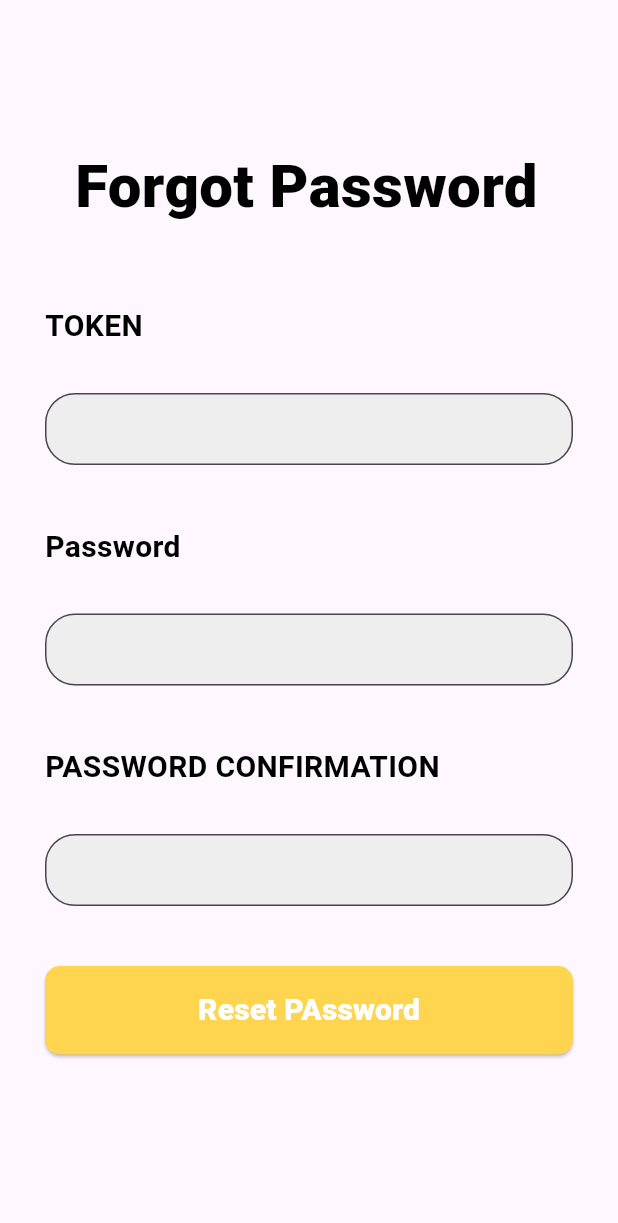
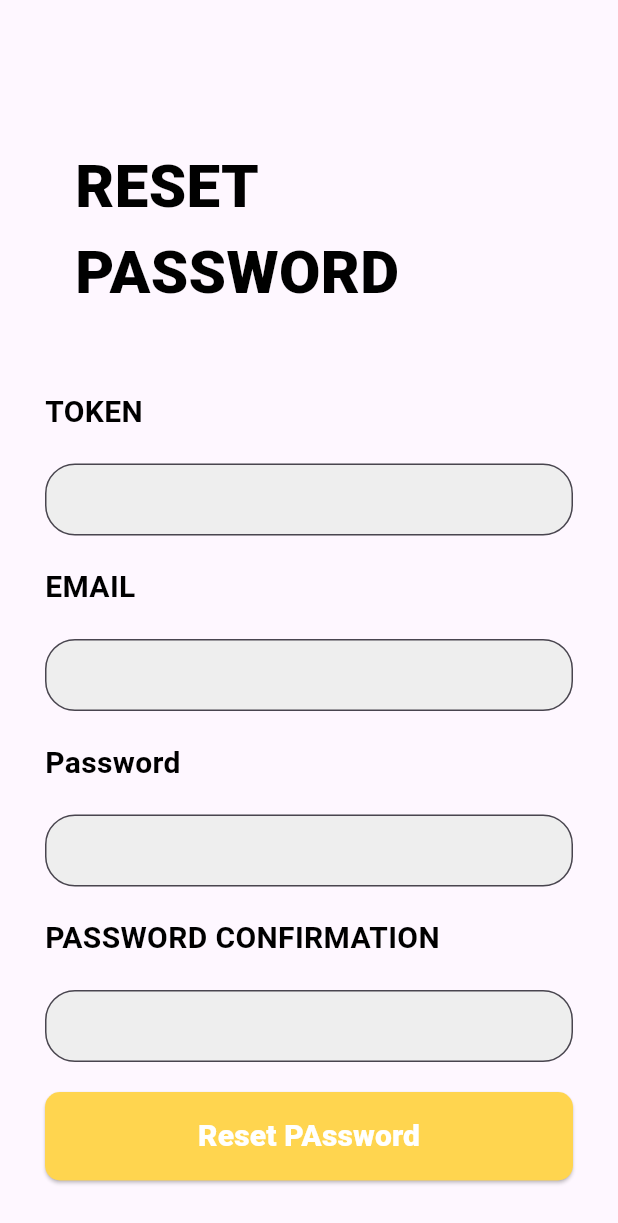
Before and after one commit to ChrisKamanzi/lost-and-found, a Flutter app: the TokenPage screen opened by its route, on a phone screen of 412 x 824 dp. Shown: the top 1223 px of the screen. Run offline on Flutter 3.47's test engine with Material 3 defaults, Android fonts, the light colour scheme and no system bars; our stand-ins replace flutter_riverpod, go_router, google_fonts, image_picker, riverpod; Roboto replaces fonts that are missing (Brawler).

Commit message:
api intergration : forgot_password.dart and token_id

```diff
--- a/lib/constant/api.dart
+++ b/lib/constant/api.dart
@@ -1 +1 @@
-const  apiUrl="https://4a73-2c0f-eb68-206-7c00-5110-4162-4486-20e1.ngrok-free.app/api/v1";
+const  apiUrl ="https://5f61-2c0f-2a80-2615-1c10-8081-a697-3ecf-ee35.ngrok-free.app/api/v1";
--- a/lib/pages/authentication/forgot_password.dart
+++ b/lib/pages/authentication/forgot_password.dart
@@ -18,6 +18,7 @@ class forgotPassword extends StatelessWidget {
         Uri.parse(login),
         body: {'email': email},
       );
+
       print('Response body: ${response.body}');
       if (response.statusCode == 200) {
         final data = json.decode(response.body);
--- a/lib/pages/authentication/forgot_token.dart
+++ b/lib/pages/authentication/forgot_token.dart
@@ -12,6 +12,7 @@ class TokenPage extends StatelessWidget {
 
   Future<void> _Token(
     String token,
+    String email,
     String password,
     String passwordConf,
     BuildContext context,
@@ -22,6 +23,7 @@ class TokenPage extends StatelessWidget {
         Uri.parse(login),
         body: {
           'token': token,
+          'email': email,
           'password': password,
           'password_confirmation': passwordConf,
         },
@@ -32,7 +34,7 @@ class TokenPage extends StatelessWidget {
         print('Success: $data');
         context.go('/homepage');
       } else {
-        print('Login failed with status: ${response.statusCode}');
+        print('Login reset password with status: ${response.statusCode}');
       }
     } catch (e) {
       print('Error: $e');
@@ -42,12 +44,14 @@ class TokenPage extends StatelessWidget {
   @override
   Widget build(BuildContext context) {
     TextEditingController _token = TextEditingController();
+    TextEditingController _email = TextEditingController();
     TextEditingController _password = TextEditingController();
     TextEditingController _passwordConfirmation = TextEditingController();
 
     return Scaffold(
       appBar: AppBar(),
-      body: Padding(
+      body: SingleChildScrollView(
+        child: Padding(
           padding: const EdgeInsets.all(30),
           child: Column(
             mainAxisAlignment: MainAxisAlignment.start,
@@ -56,7 +60,7 @@ class TokenPage extends StatelessWidget {
               Padding(
                 padding: const EdgeInsets.only(top: 10, left: 20),
                 child: Text(
-                'Forgot Password',
+                  'RESET PASSWORD',
                   style: GoogleFonts.brawler(
                     textStyle: TextStyle(
                       fontSize: 40,
@@ -77,10 +81,24 @@ class TokenPage extends StatelessWidget {
                   ),
                 ),
               ),
-            SizedBox(height: 30),
+              SizedBox(height: 20),
               textfield(controller: _token),
 
-            SizedBox(height: 40),
+              SizedBox(height: 20),
+              Text(
+                'EMAIL',
+                style: GoogleFonts.brawler(
+                  textStyle: TextStyle(
+                    fontSize: 20,
+                    color: Colors.black,
+                    fontWeight: FontWeight.w700,
+                  ),
+                ),
+              ),
+              SizedBox(height: 20),
+              textfield(controller: _email),
+
+              SizedBox(height: 20),
               Text(
                 'Password',
                 style: GoogleFonts.brawler(
@@ -91,10 +109,10 @@ class TokenPage extends StatelessWidget {
                   ),
                 ),
               ),
-            SizedBox(height: 30),
+              SizedBox(height: 20),
               textfield(controller: _password),
 
-            SizedBox(height: 40),
+              SizedBox(height: 20),
               Text(
                 'PASSWORD CONFIRMATION',
                 style: GoogleFonts.brawler(
@@ -105,10 +123,10 @@ class TokenPage extends StatelessWidget {
                   ),
                 ),
               ),
-            SizedBox(height: 30),
+              SizedBox(height: 20),
               textfield(controller: _passwordConfirmation),
 
-            SizedBox(height: 40),
+              SizedBox(height: 20),
               Align(
                 alignment: Alignment.topRight,
                 child: button(
@@ -116,6 +134,7 @@ class TokenPage extends StatelessWidget {
                   onPressed: () {
                     _Token(
                       _token.text,
+                      _email.text,
                       _password.text,
                       _passwordConfirmation.text,
                       context,
@@ -126,6 +145,7 @@ class TokenPage extends StatelessWidget {
             ],
           ),
         ),
+      ),
     );
   }
 }
--- a/lib/pages/authentication/login.dart
+++ b/lib/pages/authentication/login.dart
@@ -11,8 +11,12 @@ import 'package:http/http.dart' as http;
 class login extends StatelessWidget {
   const login({super.key});
 
-  Future<void> _login(String email, String password, BuildContext context,) async {
-     String login="$apiUrl/login";
+  Future<void> _login(
+    String email,
+    String password,
+    BuildContext context,
+  ) async {
+    String login = "$apiUrl/login";
     try {
       final response = await http.post(
         Uri.parse(login),
@@ -37,7 +41,8 @@ class login extends StatelessWidget {
     TextEditingController _password = TextEditingController();
 
     return Scaffold(
-      body: Padding(
+      body: SingleChildScrollView(
+        child: Padding(
           padding: const EdgeInsets.all(30),
           child: Column(
             mainAxisAlignment: MainAxisAlignment.start,
@@ -123,12 +128,16 @@ class login extends StatelessWidget {
                 child: button(
                   text: 'Log In',
                   onPressed: () {
-                  // Trigger login with email and password
                     _login(_email.text, _password.text, context);
                   },
                 ),
               ),
               SizedBox(height: 60),
+              TextButton(
+                onPressed: () => context.go('/homepage'),
+                child: Text('Temporary Button'),
+              ),
+
               Align(
                 alignment: Alignment.center,
                 child: Text(
@@ -170,6 +179,7 @@ class login extends StatelessWidget {
             ],
           ),
         ),
+      ),
     );
   }
 }
```
Lines whose indentation alone changed are shown as unchanged.
